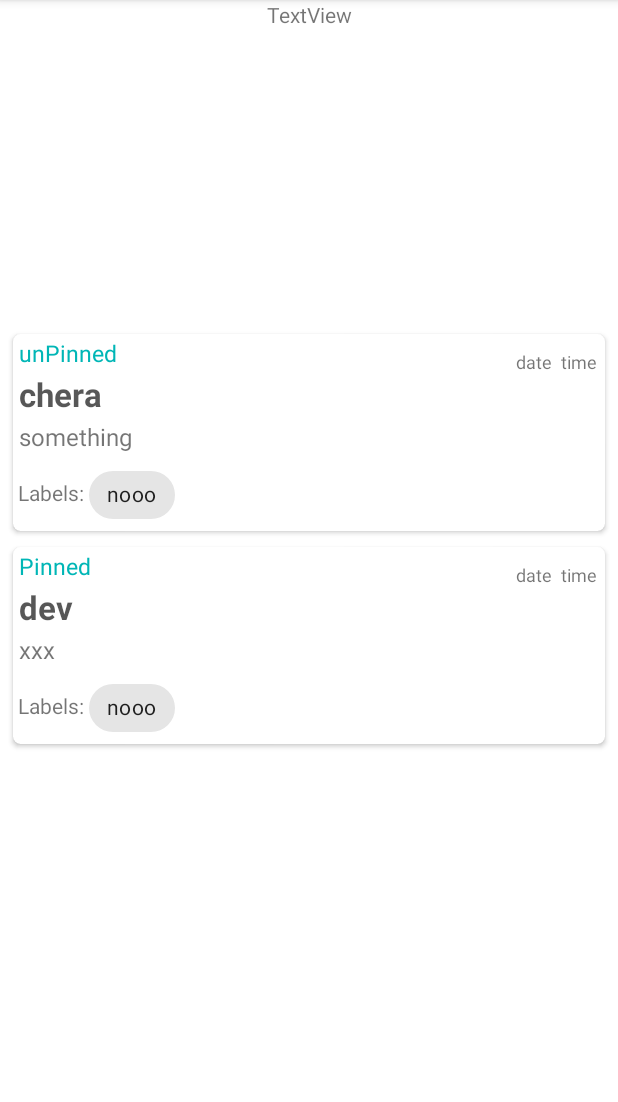
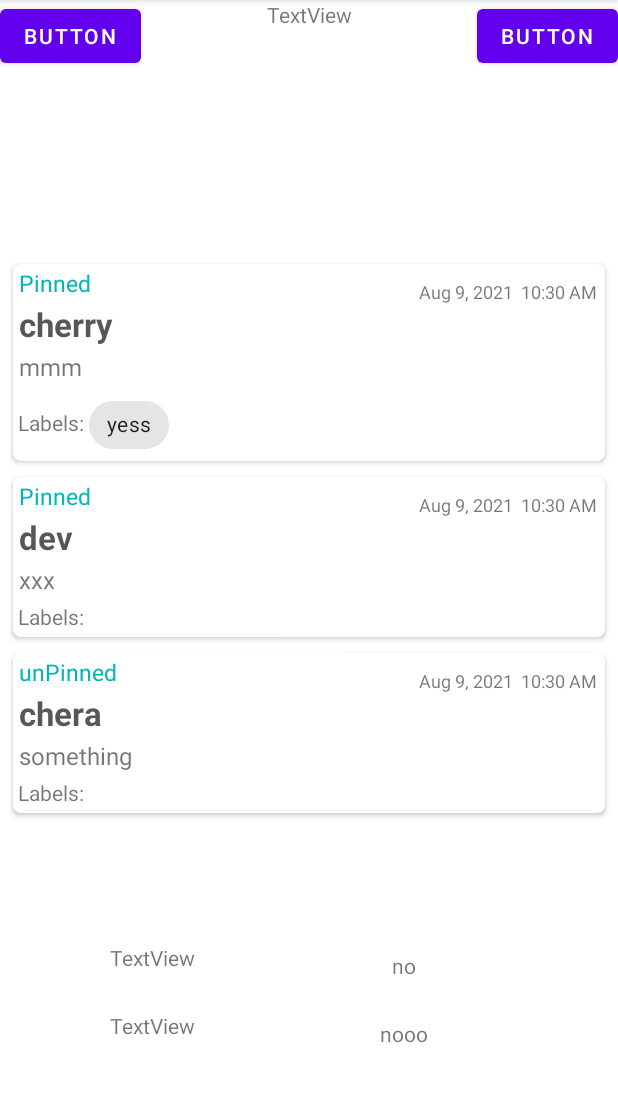
Before and after one commit to chera-dev/demo_note_database, an Android app: the screen it shows after launch (MainActivity), on a phone screen of 412 x 824 dp, the part 84-1186 px from its top. Run offline under Robolectric (Android 15) with nearby library versions, the phone set to English and light mode, and no system bars; our stand-ins replace Room's generated code; 2 statements that could not run were skipped.

Commit message:
set of labels

```diff
--- a/app/build.gradle
+++ b/app/build.gradle
@@ -54,6 +54,7 @@ dependencies {
     implementation "androidx.lifecycle:lifecycle-extensions:2.2.0"
     implementation "androidx.lifecycle:lifecycle-common-java8:2.3.1"
     implementation "androidx.lifecycle:lifecycle-viewmodel-ktx:2.3.1"
+    implementation "androidx.lifecycle:lifecycle-livedata-ktx:2.3.1"
 
     // Kotlin components
     implementation "org.jetbrains.kotlin:kotlin-stdlib-jdk7:1.5.20"
--- /dev/null
+++ b/app/src/main/java/com/example/demonotedatabase/Label.kt
@@ -0,0 +1,45 @@
+package com.example.demonotedatabase
+
+import androidx.room.ColumnInfo
+import androidx.room.Entity
+import androidx.room.PrimaryKey
+import androidx.room.TypeConverter
+import com.google.gson.Gson
+
+
+@Entity(tableName = "label_table")
+data class Label(@PrimaryKey @ColumnInfo(name = "label_name") var labelName:String,
+                 @ColumnInfo(name = "notes") private val notes: MutableSet<Notes> = mutableSetOf()){
+
+    @ColumnInfo(name = "order") var order:Int = 0
+
+    fun addNote(noteId:Notes){
+        notes.add(noteId)
+    }
+
+    fun removeNotes(note:Notes){
+        notes.remove(note)
+    }
+
+    fun getNotes():Set<Notes>{
+        return notes
+    }
+
+    fun getNotesId():Set<Long>{
+        val notes = mutableSetOf<Long>()
+        for (i in this.notes)
+            notes.add(i.noteId)
+        return notes
+    }
+
+}
+
+
+class NoteTypeConverter {
+
+    @TypeConverter
+    fun listToJson(value: MutableSet<Notes>?): String? = Gson().toJson(value)
+
+    @TypeConverter
+    fun jsonToList(value: String) = Gson().fromJson(value, Array<Notes>::class.java).toMutableSet()
+}
--- /dev/null
+++ b/app/src/main/java/com/example/demonotedatabase/LabelAdapter.kt
@@ -0,0 +1,61 @@
+package com.example.demonotedatabase
+
+import android.content.Context
+import android.view.LayoutInflater
+import android.view.View
+import android.view.ViewGroup
+import android.widget.TextView
+import android.widget.Toast
+import androidx.recyclerview.widget.RecyclerView
+import com.google.android.material.chip.Chip
+import com.google.android.material.chip.ChipGroup
+
+class LabelAdapter() : RecyclerView.Adapter<LabelAdapter.SummaNoteCardViewHolder>() {
+
+    private lateinit var context: Context
+    private var notesList = mutableListOf<Label>()
+    fun setNotes(list:List<Label>){
+        notesList = list as MutableList<Label>
+        notifyDataSetChanged()
+    }
+    inner class SummaNoteCardViewHolder(view: View): RecyclerView.ViewHolder(view){
+        val itemTitle: TextView = view.findViewById(R.id.textViewLabel)
+        val noteTitle: TextView = view.findViewById(R.id.textViewId)
+
+        init {
+            context = view.context
+            view.setOnClickListener {
+                Toast.makeText(view.context,"summa", Toast.LENGTH_LONG).show()
+            }
+        }
+    }
+
+    override fun onCreateViewHolder(parent: ViewGroup, viewType: Int): SummaNoteCardViewHolder {
+        return SummaNoteCardViewHolder(LayoutInflater.from(parent.context).inflate(R.layout.label_card_view, parent, false))
+    }
+
+    override fun getItemCount(): Int {
+        return notesList.size
+    }
+
+    private fun ChipGroup.addChip(context: Context, label:String){
+        Chip(context).apply {
+            text = label
+            addView(this)
+        }
+    }
+
+    override fun onBindViewHolder(holder: SummaNoteCardViewHolder, position: Int) {
+
+        val data: Label = notesList[position]
+        holder.itemTitle.text = data.labelName
+        holder.noteTitle.text = data.getNotes().toString()
+        /*val labels = data.labels
+        if (labels.isNotEmpty()) {
+            Toast.makeText(context,"labels rec", Toast.LENGTH_LONG).show()
+            for (i in labels) {
+                holder.chipGroup.addChip(holder.chipGroup.context,i.labelName)
+            }
+        }*/
+    }
+}
--- /dev/null
+++ b/app/src/main/java/com/example/demonotedatabase/LabelDao.kt
@@ -0,0 +1,21 @@
+package com.example.demonotedatabase
+
+import androidx.lifecycle.LiveData
+import androidx.room.*
+
+@Dao
+interface LabelDao {
+
+    @Insert(onConflict = OnConflictStrategy.IGNORE)
+    suspend fun addLabel(label: Label)
+
+    @Update
+    suspend fun updateLabel(label: Label)
+
+    @Delete
+    suspend fun deleteLabel(label: Label)
+
+    @Query("SELECT * FROM label_table ORDER BY `order` DESC")
+    fun readAllLabel(): LiveData<List<Label>>
+
+}
--- /dev/null
+++ b/app/src/main/java/com/example/demonotedatabase/LabelRepository.kt
@@ -0,0 +1,22 @@
+package com.example.demonotedatabase
+
+import androidx.lifecycle.LiveData
+
+class LabelRepository(private val labelDao: LabelDao) {
+
+    val readAllLabel: LiveData<List<Label>> = labelDao.readAllLabel()
+
+    suspend fun addLabel(label: Label){
+        labelDao.addLabel(label)
+    }
+
+    suspend fun updateLabel(label: Label){
+        labelDao.updateLabel(label)
+    }
+
+    suspend fun deleteLabel(label: Label){
+        labelDao.deleteLabel(label)
+    }
+
+
+}
--- a/app/src/main/java/com/example/demonotedatabase/MainActivity.kt
+++ b/app/src/main/java/com/example/demonotedatabase/MainActivity.kt
@@ -2,6 +2,7 @@ package com.example.demonotedatabase
 
 import androidx.appcompat.app.AppCompatActivity
 import android.os.Bundle
+import android.widget.Button
 import android.widget.Toast
 import androidx.lifecycle.ViewModelProvider
 import androidx.recyclerview.widget.LinearLayoutManager
@@ -15,18 +16,26 @@ class MainActivity : AppCompatActivity() {
         setContentView(R.layout.activity_main)
 
         val mUserViewModel = ViewModelProvider(this).get(NoteViewModel::class.java)
-        mUserViewModel.deleteAllUsers()
-        var list: List<Notes>? = mUserViewModel.readAllData.value
-        val label = Label(1,"nooo")
-        val note = Notes("chera","nothing", NOTES, setOf(label,label))
-        mUserViewModel.addUser(note)
+        mUserViewModel.deleteAllNotes()
+        var list: List<Notes>? = mUserViewModel.allNotes.value
+        val note = Notes("chera","nothing", NOTES)
+        mUserViewModel.addNote(note)
         note.noteDetails = "something"
-        mUserViewModel.updateUser(note)
-        val note2 = Notes("dev","xxx",NOTES, setOf(label))
+        mUserViewModel.updateNote(note)
+        mUserViewModel.addLabel("nooo")
+        val note2 = Notes("dev","xxx",NOTES)
         note2.pinned = PINNED
-        mUserViewModel.addUser(note2)
-        val note3 = Notes("cherry","mmm", NOTES, setOf(label))
+        mUserViewModel.addNote(note2)
+        val note3 = Notes("cherry","mmm", NOTES)
+        //don't use below too
+        note3.addLabel("yess")
         note3.pinned = PINNED
+        mUserViewModel.addNote(note3)
+        //***don't use this
+        //label.addNote(note3)
+        //label.addNote(note)
+
+
         //note3.labels.add(label)
         //not working
         /*list?.get(0).let {
@@ -38,7 +47,7 @@ class MainActivity : AppCompatActivity() {
         mUserViewModel.delete(note2)*/
 
         val adapter2 = NoteAdapter()
-        mUserViewModel.readAllData.observe(this, {
+        mUserViewModel.allNotes.observe(this, {
             list = it
             adapter2.setNotes(it)
         })
@@ -46,5 +55,33 @@ class MainActivity : AppCompatActivity() {
         notesRecyclerView2.adapter = adapter2
         notesRecyclerView2.layoutManager = LinearLayoutManager(this, LinearLayoutManager.VERTICAL, false)
 
+
+        var labelList = mUserViewModel.allLabels.value
+        mUserViewModel.addLabel("no")
+        val labelAdapter = LabelAdapter()
+        mUserViewModel.allLabels.observe(this, {
+            labelList = it
+            labelAdapter.setNotes(it)
+        })
+        val labelRecyclerView = findViewById<RecyclerView>(R.id.notes_recycler_view_label)
+        labelRecyclerView.adapter = labelAdapter
+        labelRecyclerView.layoutManager = LinearLayoutManager(this, LinearLayoutManager.VERTICAL, false)
+
+
+        mUserViewModel.addLabel("no")
+        findViewById<Button>(R.id.button).setOnClickListener {
+            mUserViewModel.addLabelWithNote(list!![0], labelList!![0])
+        }
+
+        findViewById<Button>(R.id.button2).setOnClickListener {
+            val notes = list!![0]
+            notes.noteDetails = "extra"
+            mUserViewModel.updateNote(notes)
+            val notesOfLabel = mUserViewModel.getNotesOfNoteIds(labelList!![0].getNotesId())
+            Toast.makeText(this, notesOfLabel.toString(),Toast.LENGTH_LONG).show()
+            //val noteById = mUserViewModel.getNotesOfNoteIds(setOf<Long>(list!![0].noteId,list!![1].noteId))
+            //Toast.makeText(this, noteById.value?.size.toString(),Toast.LENGTH_LONG).show()
+        }
+
     }
 }
--- a/app/src/main/java/com/example/demonotedatabase/Note.kt
+++ b/app/src/main/java/com/example/demonotedatabase/Note.kt
@@ -1,39 +1,41 @@
 package com.example.demonotedatabase
 
-import androidx.room.ColumnInfo
-import androidx.room.Entity
-import androidx.room.PrimaryKey
-import androidx.room.TypeConverter
+import androidx.room.*
 import com.google.gson.Gson
+import java.time.LocalDateTime
+import java.time.format.DateTimeFormatter
+import java.time.format.FormatStyle
 
 @Entity(tableName = "note_table")
 data class Notes(@ColumnInfo(name = "note_title") var noteTitle:String,
                  @ColumnInfo(name = "note_details") var noteDetails:String,
                  @ColumnInfo(name = "note_type") var noteType: Int,
-                 @ColumnInfo(name = "labels") var labels: Set<Label>
-                 ){
+                 @ColumnInfo(name = "labels") private val labels:MutableSet<String> = mutableSetOf()){
 
     @PrimaryKey(autoGenerate = true)
-    var noteId: Int = 0
+    @ColumnInfo(name = "note_id")
+    var noteId: Long = 0
 
     @ColumnInfo(name = "note_pinned")
     var pinned:Int = UNPINNED
 
+    fun addLabel(labelName:String){
+        labels.add(labelName)
+    }
 
-/*
-    val timeCreated: String
-        get() = getCurrentTimeAndDate().first
+    fun getLabels():Set<String>{
+        return labels
+    }
 
-    val dateCreated: String
-        get() = getCurrentTimeAndDate().second
+    @Ignore
+    private val currentDateTime: LocalDateTime = LocalDateTime.now()
 
+    @ColumnInfo(name = "time_created")
+    var timeCreated: String = currentDateTime.format(DateTimeFormatter.ofLocalizedTime(FormatStyle.SHORT))
 
-    private fun getCurrentTimeAndDate(): Pair<String,String>{
-        val currentDateTime: LocalDateTime = LocalDateTime.now()
-        val timeCreated: String = currentDateTime.format(DateTimeFormatter.ofLocalizedTime(FormatStyle.SHORT))
-        val dateCreated: String = currentDateTime.format(DateTimeFormatter.ofLocalizedDate(FormatStyle.MEDIUM))
-        return Pair(timeCreated,dateCreated)
-    }*/
+    @ColumnInfo(name = "date_created")
+    var dateCreated: String = currentDateTime.format(DateTimeFormatter.ofLocalizedDate(FormatStyle.MEDIUM))
+
 
     companion object{
         const val NOTES = 1
@@ -43,14 +45,12 @@ data class Notes(@ColumnInfo(name = "note_title") var noteTitle:String,
     }
 }
 
-data class Label(val labelId:Int,var labelName:String)
-
 
 class LabelTypeConverter {
 
     @TypeConverter
-    fun listToJson(value: Set<Label>?): String = Gson().toJson(value)
+    fun listToJson(value: MutableSet<String>?): String = Gson().toJson(value)
 
     @TypeConverter
-    fun jsonToList(value: String) = Gson().fromJson(value, Array<Label>::class.java).toSet()
+    fun jsonToList(value: String) = Gson().fromJson(value, Array<String>::class.java).toMutableSet()
 }
--- a/app/src/main/java/com/example/demonotedatabase/NoteAdapter.kt
+++ b/app/src/main/java/com/example/demonotedatabase/NoteAdapter.kt
@@ -61,11 +61,14 @@ class NoteAdapter  ()
         if(data.pinned == PINNED){
             holder.itemPinned.text = "Pinned"
         }
-        val labels = data.labels
+        holder.itemDate.text = data.dateCreated
+        holder.itemTime.text = data.timeCreated
+
+        val labels = data.getLabels()
         if (labels.isNotEmpty()) {
             Toast.makeText(context,"labels rec",Toast.LENGTH_LONG).show()
             for (i in labels) {
-                holder.chipGroup.addChip(holder.chipGroup.context,i.labelName)
+                holder.chipGroup.addChip(holder.chipGroup.context,i)
             }
         }
     }
--- a/app/src/main/java/com/example/demonotedatabase/NoteDao.kt
+++ b/app/src/main/java/com/example/demonotedatabase/NoteDao.kt
@@ -1,8 +1,11 @@
 package com.example.demonotedatabase
 
-import android.provider.ContactsContract
+
 import androidx.lifecycle.LiveData
+import androidx.lifecycle.asLiveData
 import androidx.room.*
+import kotlinx.coroutines.flow.Flow
+import kotlinx.coroutines.flow.map
 
 @Dao
 interface NoteDao {
@@ -19,7 +22,25 @@ interface NoteDao {
     @Query("DELETE FROM note_table")
     suspend fun deleteAllNotes()
 
-    @Query("SELECT * FROM note_table ORDER BY noteId ASC")
+    @Query("SELECT * FROM note_table ORDER BY note_id DESC")
     fun readAllNotes(): LiveData<List<Notes>>
 
+    @Query("SELECT * FROM note_table WHERE note_id = :noteId LIMIT 1")
+    suspend fun getNoteById(noteId:Long): Notes?
+
+    //okay
+    @Query("SELECT * FROM note_table WHERE note_type=:noteType")
+    fun getBaseNotes(noteType:Int):LiveData<List<Notes>>
+
+    //
+    @Query("SELECT * FROM note_table WHERE note_id IN (:noteIds)")
+    fun getNotesOfNoteIds(noteIds: Set<Long>):LiveData<List<Notes>>
+
+
+
+    //not
+    //@Query("SELECT * FROM note_table WHERE :label IN (labels)")
+    //suspend fun getBaseNotesByLabel(label: String): LiveData<List<Notes>>
+
+
 }
--- a/app/src/main/java/com/example/demonotedatabase/NoteDatabase.kt
+++ b/app/src/main/java/com/example/demonotedatabase/NoteDatabase.kt
@@ -11,11 +11,14 @@ import androidx.sqlite.db.SupportSQLiteDatabase
 import com.example.demonotedatabase.Notes.Companion.ARCHIVED
 import com.example.demonotedatabase.Notes.Companion.NOTES
 
-@Database(entities = [Notes::class], version = 1,exportSchema = false)
-@TypeConverters(LabelTypeConverter::class)
+@Database(entities = [Notes::class, Label::class], version = 1,exportSchema = false)
+@TypeConverters(LabelTypeConverter::class,NoteTypeConverter::class)
+
 abstract class NoteDatabase : RoomDatabase() {
 
     abstract fun noteDao(): NoteDao
+
+    abstract fun labelDao(): LabelDao
 
     companion object {
         @Volatile
--- a/app/src/main/java/com/example/demonotedatabase/NoteRepository.kt
+++ b/app/src/main/java/com/example/demonotedatabase/NoteRepository.kt
@@ -1,25 +1,37 @@
 package com.example.demonotedatabase
 
+import android.provider.ContactsContract
 import androidx.lifecycle.LiveData
+import com.example.demonotedatabase.Notes.Companion.NOTES
 
-class NoteRepository(private val userDao: NoteDao) {
+class NoteRepository(private val noteDao: NoteDao) {
 
-        val readAllNotes: LiveData<List<Notes>> = userDao.readAllNotes()
+    val readAllNotes: LiveData<List<Notes>> = noteDao.readAllNotes()
+    //val getNotes: List<Notes> = noteDao.getNotes()
 
     suspend fun addNote(note:Notes){
-            userDao.addNote(note)
+        noteDao.addNote(note)
     }
 
     suspend fun updateNote(note:Notes){
-            userDao.updateNote(note)
+        noteDao.updateNote(note)
     }
 
     suspend fun deleteNote(note:Notes){
-            userDao.deleteNote(note)
+        noteDao.deleteNote(note)
     }
 
     suspend fun deleteAllNotes(){
-            userDao.deleteAllNotes()
+        noteDao.deleteAllNotes()
     }
 
+    /*fun getBaseNotesByLabel(labelName:String):LiveData<List<Notes>>{
+        return noteDao.getBaseNotesByLabel(labelName)
+    }*/
+
+
+    /*fun getNotes(): LiveData<List<Notes>> {
+        return noteDao.getAllNotes()
+    }*/
+
 }
--- a/app/src/main/java/com/example/demonotedatabase/NoteViewModel.kt
+++ b/app/src/main/java/com/example/demonotedatabase/NoteViewModel.kt
@@ -3,44 +3,112 @@ package com.example.demonotedatabase
 import android.app.Application
 import androidx.lifecycle.AndroidViewModel
 import androidx.lifecycle.LiveData
+import androidx.lifecycle.Observer
 import androidx.lifecycle.viewModelScope
+import com.example.demonotedatabase.Notes.Companion.NOTES
 import kotlinx.coroutines.Dispatchers
 import kotlinx.coroutines.launch
 
 class NoteViewModel(application: Application) : AndroidViewModel(application) {
-    val readAllData: LiveData<List<Notes>>
-    private val repository: NoteRepository
+    val allNotes: LiveData<List<Notes>>
+    private val noteRepository: NoteRepository
+    private val labelRepository: LabelRepository
+    val allLabels: LiveData<List<Label>>
+
+    private var nextLabelOrder = 1
+
+    private val noteDao = NoteDatabase.getDatabase(application).noteDao()
+
+    val baseNotes = Content(noteDao.getBaseNotes(NOTES))
 
     init {
-        val userDao = NoteDatabase.getDatabase(
+        noteRepository = NoteRepository(noteDao)
+        allNotes = noteRepository.readAllNotes
+        //notes = noteRepository.getNotes
+
+        val labelDao = NoteDatabase.getDatabase(
             application
-        ).noteDao()
-        repository = NoteRepository(userDao)
-        readAllData = repository.readAllNotes
+        ).labelDao()
+        labelRepository = LabelRepository(labelDao)
+        allLabels = labelRepository.readAllLabel
+
     }
 
-    fun addUser(note:Notes){
+
+    fun addNote(note:Notes){
         viewModelScope.launch(Dispatchers.IO) {
-            repository.addNote(note)
+            noteRepository.addNote(note)
         }
     }
 
-    fun updateUser(note:Notes){
+    fun updateNote(note:Notes){
         viewModelScope.launch(Dispatchers.IO) {
-            repository.updateNote(note)
+            noteRepository.updateNote(note)
         }
     }
 
-    fun deleteUser(note:Notes){
+    fun deleteNote(note:Notes){
         viewModelScope.launch(Dispatchers.IO) {
-            repository.deleteNote(note)
+            noteRepository.deleteNote(note)
         }
     }
 
-    fun deleteAllUsers(){
+    fun deleteAllNotes(){
         viewModelScope.launch(Dispatchers.IO) {
-            repository.deleteAllNotes()
+            noteRepository.deleteAllNotes()
         }
     }
 
+    fun getNotesOfNoteIds(noteIds: Set<Long>): List<Notes>? {
+        return allNotes.value?.filter { notes: Notes -> noteIds.contains(notes.noteId) }
+        //return Content(noteDao.getNotesOfNoteIds(noteIds))
+    }
+
+    fun addLabelWithNote(note: Notes,label: Label){
+        note.addLabel(label.labelName)
+        updateNote(note)
+        label.addNote(note)
+        updateLabel(label)
+    }
+
+    fun getNoteById(noteId:Long):Notes?{
+        var note:Notes? = null
+        viewModelScope.launch(Dispatchers.IO) {
+            note = noteDao.getNoteById(noteId)
+            note = Notes("sfs","sgfw",NOTES)
+        }
+        return note
+    }
+
+
+    fun addLabel(labelName:String){
+        val label = Label(labelName)
+        label.order = nextLabelOrder++
+        viewModelScope.launch(Dispatchers.IO) {
+           labelRepository.addLabel(label)
+        }
+    }
+
+    fun updateLabel(label: Label){
+        viewModelScope.launch(Dispatchers.IO) {
+            labelRepository.updateLabel(label)
+        }
+    }
+
+    fun deleteLabel(label: Label){
+        viewModelScope.launch(Dispatchers.IO) {
+            labelRepository.deleteLabel(label)
+        }
+    }
+
+
 }
+
+class Content<T>(liveData: LiveData<List<T>>) : LiveData<List<T>>() {
+
+    private val observer = Observer<List<T>> { list -> value = list }
+
+    init {
+        liveData.observeForever(observer)
+    }
+}
--- a/app/src/main/res/layout/activity_main.xml
+++ b/app/src/main/res/layout/activity_main.xml
@@ -12,10 +12,30 @@
         android:layout_width="wrap_content"
         android:layout_height="wrap_content"
         android:text="TextView"
-        app:layout_constraintTop_toTopOf="parent"
         app:layout_constraintEnd_toEndOf="parent"
         app:layout_constraintHorizontal_bias="0.5"
-        app:layout_constraintStart_toStartOf="parent" />
+        app:layout_constraintStart_toStartOf="parent"
+        app:layout_constraintTop_toTopOf="parent" />
+
+    <Button
+        android:id="@+id/button"
+        android:layout_width="wrap_content"
+        android:layout_height="wrap_content"
+        android:text="Button"
+        app:layout_constraintEnd_toEndOf="parent"
+        app:layout_constraintHorizontal_bias="0"
+        app:layout_constraintStart_toStartOf="parent"
+        app:layout_constraintTop_toTopOf="parent" />
+
+    <Button
+        android:id="@+id/button2"
+        android:layout_width="wrap_content"
+        android:layout_height="wrap_content"
+        android:text="Button"
+        app:layout_constraintEnd_toEndOf="parent"
+        app:layout_constraintTop_toTopOf="parent"
+        app:layout_constraintHorizontal_bias="1"
+        app:layout_constraintStart_toEndOf="@id/button" />
 
     <androidx.recyclerview.widget.RecyclerView
         android:id="@+id/notes_recycler_view2"
@@ -24,10 +44,22 @@
         android:layout_marginStart="3dp"
         android:layout_marginEnd="3dp"
         android:paddingBottom="50dp"
-        tools:listitem="@layout/note_card_view"
         app:layout_constraintBottom_toBottomOf="parent"
         app:layout_constraintEnd_toEndOf="parent"
         app:layout_constraintHorizontal_bias="0.5"
         app:layout_constraintStart_toStartOf="parent"
         app:layout_constraintTop_toTopOf="parent" />
+
+    <androidx.recyclerview.widget.RecyclerView
+        android:id="@+id/notes_recycler_view_label"
+        android:layout_width="match_parent"
+        android:layout_height="wrap_content"
+        android:layout_marginStart="3dp"
+        android:layout_marginEnd="3dp"
+        android:paddingBottom="50dp"
+        app:layout_constraintBottom_toBottomOf="parent"
+        app:layout_constraintEnd_toEndOf="parent"
+        app:layout_constraintHorizontal_bias="0.5"
+        app:layout_constraintStart_toStartOf="parent"
+        app:layout_constraintTop_toBottomOf="@id/notes_recycler_view2" />
 </androidx.constraintlayout.widget.ConstraintLayout>
--- /dev/null
+++ b/app/src/main/res/layout/label_card_view.xml
@@ -0,0 +1,32 @@
+<?xml version="1.0" encoding="utf-8"?>
+<androidx.constraintlayout.widget.ConstraintLayout xmlns:android="http://schemas.android.com/apk/res/android"
+    xmlns:app="http://schemas.android.com/apk/res-auto"
+    xmlns:tools="http://schemas.android.com/tools"
+    android:layout_width="match_parent"
+    android:layout_height="wrap_content">
+
+    <TextView
+        android:id="@+id/textViewId"
+        android:layout_width="wrap_content"
+        android:layout_height="wrap_content"
+        android:layout_marginTop="16dp"
+        android:layout_marginBottom="10dp"
+        android:text="TextView"
+        app:layout_constraintBottom_toBottomOf="parent"
+        app:layout_constraintEnd_toEndOf="parent"
+        app:layout_constraintHorizontal_bias="0.2"
+        app:layout_constraintStart_toStartOf="parent"
+        app:layout_constraintTop_toTopOf="parent" />
+
+    <TextView
+        android:id="@+id/textViewLabel"
+        android:layout_width="wrap_content"
+        android:layout_height="wrap_content"
+        android:layout_marginTop="16dp"
+        android:text="TextView"
+        app:layout_constraintBottom_toBottomOf="parent"
+        app:layout_constraintEnd_toEndOf="parent"
+        app:layout_constraintHorizontal_bias="0.5"
+        app:layout_constraintStart_toEndOf="@+id/textViewId"
+        app:layout_constraintTop_toTopOf="parent" />
+</androidx.constraintlayout.widget.ConstraintLayout>
```
Lines whose indentation alone changed are shown as unchanged.
